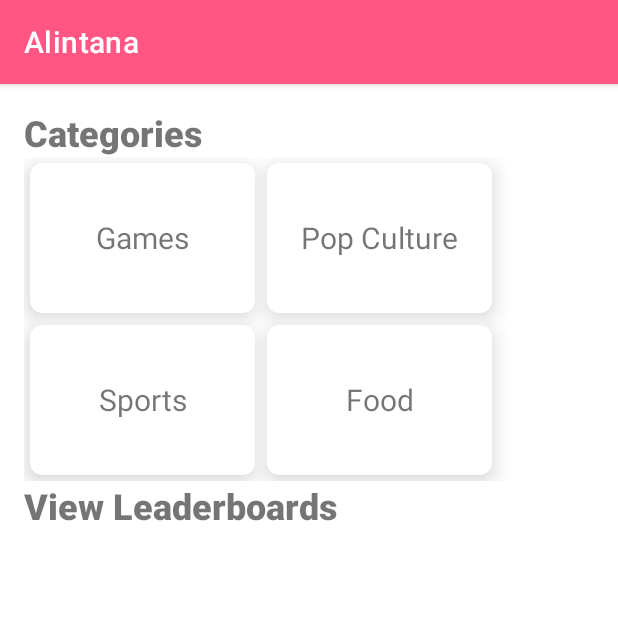
After one commit to zobhhz/alintana, an Android app: the GameActivity screen opened directly, with no data from a screen before it, on a phone screen of 412 x 824 dp, the top half of it. The commit adds this screen. Run offline under Robolectric (Android 15) with nearby library versions, the phone set to English and light mode, and no system bars.

Commit message:
started game activity

```diff
--- a/alintana/app/src/main/AndroidManifest.xml
+++ b/alintana/app/src/main/AndroidManifest.xml
@@ -13,22 +13,28 @@
         android:supportsRtl="true"
         android:theme="@style/Theme.Alintana"
         android:usesCleartextTraffic="true">
+        <activity android:name=".GameActivity"></activity>
         <activity android:name=".MatchActivity">
-        </activity>
-        <activity
-            android:name=".ProfileActivity"
-            android:theme="@style/Theme.Alintana.NoActionBar">
-
-        </activity>
-        <activity
-            android:name=".MainActivity"
-            android:theme="@style/Theme.Alintana.NoActionBar">
             <intent-filter>
                 <action android:name="android.intent.action.MAIN" />
 
                 <category android:name="android.intent.category.LAUNCHER" />
             </intent-filter>
         </activity>
+        <activity
+            android:name=".ProfileActivity"
+            android:theme="@style/Theme.Alintana.NoActionBar"></activity>
+        <activity
+            android:name=".MainActivity"
+            android:theme="@style/Theme.Alintana.NoActionBar">
+
+            <!-- <intent-filter> -->
+            <!-- <action android:name="android.intent.action.MAIN" /> -->
+
+
+            <!-- <category android:name="android.intent.category.LAUNCHER" /> -->
+            <!-- </intent-filter> -->
+        </activity>
     </application>
 
 </manifest>
--- /dev/null
+++ b/alintana/app/src/main/java/com/mobdeve/s17/dizon/palmares/alintana/GameActivity.kt
@@ -0,0 +1,14 @@
+package com.mobdeve.s17.dizon.palmares.alintana
+
+import androidx.appcompat.app.AppCompatActivity
+import android.os.Bundle
+import com.mobdeve.s17.dizon.palmares.alintana.databinding.ActivityGameBinding
+
+class GameActivity : AppCompatActivity() {
+    private lateinit var binding: ActivityGameBinding
+
+    override fun onCreate(savedInstanceState: Bundle?) {
+        super.onCreate(savedInstanceState)
+        setContentView(R.layout.activity_game)
+    }
+}
--- /dev/null
+++ b/alintana/app/src/main/res/layout/activity_game.xml
@@ -0,0 +1,123 @@
+<?xml version="1.0" encoding="utf-8"?>
+<LinearLayout
+    xmlns:android="http://schemas.android.com/apk/res/android"
+    xmlns:app="http://schemas.android.com/apk/res-auto"
+    xmlns:tools="http://schemas.android.com/tools"
+    android:layout_width="match_parent"
+    android:layout_height="match_parent"
+    android:orientation="vertical"
+    tools:context=".GameActivity"
+    android:layout_margin="16dp">
+
+    <TextView
+        android:layout_width="match_parent"
+        android:layout_height="wrap_content"
+        android:fontFamily="sans-serif-black"
+        android:text="Categories"
+        android:textSize="24sp" />
+
+    <GridLayout
+        android:layout_width="match_parent"
+        android:layout_height="wrap_content"
+        android:columnCount="2"
+        >
+
+        <androidx.cardview.widget.CardView
+            xmlns:android="http://schemas.android.com/apk/res/android"
+            xmlns:card_view="http://schemas.android.com/apk/res-auto"
+            card_view:cardCornerRadius="8dp"
+            card_view:cardElevation="8dp"
+            android:layout_margin="4dp"
+            android:layout_width="150dp"
+            android:layout_height="100dp"
+            >
+
+            <TextView
+                android:layout_width="match_parent"
+                android:layout_height="match_parent"
+                android:gravity="center"
+                android:padding="10dp"
+                android:textSize="20dp"
+                android:text="Games"
+                />
+
+        </androidx.cardview.widget.CardView>
+
+        <androidx.cardview.widget.CardView
+            xmlns:android="http://schemas.android.com/apk/res/android"
+            xmlns:card_view="http://schemas.android.com/apk/res-auto"
+            card_view:cardCornerRadius="8dp"
+            card_view:cardElevation="8dp"
+            android:layout_margin="4dp"
+            android:layout_width="150dp"
+            android:layout_height="100dp"
+            >
+
+            <TextView
+                android:layout_width="match_parent"
+                android:layout_height="match_parent"
+                android:gravity="center"
+                android:padding="10dp"
+                android:textSize="20dp"
+                android:text="Pop Culture"
+                />
+
+        </androidx.cardview.widget.CardView>
+
+        <androidx.cardview.widget.CardView
+            xmlns:android="http://schemas.android.com/apk/res/android"
+            xmlns:card_view="http://schemas.android.com/apk/res-auto"
+            card_view:cardCornerRadius="8dp"
+            card_view:cardElevation="8dp"
+            android:layout_margin="4dp"
+            android:layout_width="150dp"
+            android:layout_height="100dp"
+            >
+
+            <TextView
+                android:layout_width="match_parent"
+                android:layout_height="match_parent"
+                android:gravity="center"
+                android:padding="10dp"
+                android:textSize="20dp"
+                android:text="Sports"
+                />
+
+        </androidx.cardview.widget.CardView>
+
+        <androidx.cardview.widget.CardView
+            xmlns:android="http://schemas.android.com/apk/res/android"
+            xmlns:card_view="http://schemas.android.com/apk/res-auto"
+            card_view:cardCornerRadius="8dp"
+            card_view:cardElevation="8dp"
+            android:layout_margin="4dp"
+            android:layout_width="150dp"
+            android:layout_height="100dp"
+            >
+
+            <TextView
+                android:layout_width="match_parent"
+                android:layout_height="match_parent"
+                android:gravity="center"
+                android:padding="10dp"
+                android:textSize="20dp"
+                android:text="Food"
+                />
+
+        </androidx.cardview.widget.CardView>
+    </GridLayout>
+
+    <TextView
+        android:layout_width="match_parent"
+        android:layout_height="wrap_content"
+        android:fontFamily="sans-serif-black"
+        android:text="View Leaderboards"
+        android:textSize="24sp" />
+
+    <androidx.recyclerview.widget.RecyclerView
+        android:id="@+id/rv_game_leaderboards"
+        android:layout_width="match_parent"
+        android:layout_height="wrap_content"
+        android:layout_marginVertical="10dp"
+        />
+</LinearLayout>
--- /dev/null
+++ b/alintana/app/src/main/res/layout/game_button.xml
@@ -0,0 +1,21 @@
+<?xml version="1.0" encoding="utf-8"?>
+<androidx.cardview.widget.CardView
+    xmlns:android="http://schemas.android.com/apk/res/android"
+    xmlns:card_view="http://schemas.android.com/apk/res-auto"
+    card_view:cardCornerRadius="8dp"
+    card_view:cardElevation="8dp"
+    android:layout_margin="4dp"
+    android:layout_width="150dp"
+    android:layout_height="100dp"
+    >
+
+    <TextView
+        android:layout_width="match_parent"
+        android:layout_height="match_parent"
+        android:gravity="center"
+        android:padding="10dp"
+        android:textSize="20dp"
+        android:text="Text"
+        />
+
+</androidx.cardview.widget.CardView>
```
Also changed, not shown: alintana/app/src/main/java/com/mobdeve/s17/dizon/palmares/alintana/MainActivity.kt (+0 -8 lines).
